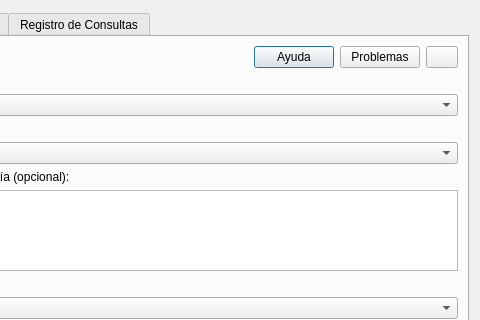
Old version of the form censo_argentino_qgis/dialog.ui in the repository nlebovits/censo-argentino-qgis; both pictures show x 120 to 600 and y 0 to 320 of the 600 by 850 pixel window.
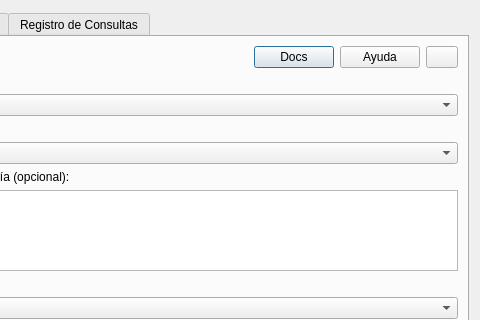
New version of the form.

Commit message:
Renombrar botones para mayor claridad: Docs, Ayuda, Bug
Los labels de los botones ahora reflejan mejor su función:
- "Ayuda" → "Docs" (documentación completa)
- "Problemas" → "Ayuda" (troubleshooting/solución de problemas)
- Ícono de bug sin texto (reportar bugs)

Esto hace más clara la jerarquía:
1. Docs = documentación general
2. Ayuda = solucionar problemas específicos
3. Bug = reportar nuevos problemas

```diff
--- a/censo_argentino_qgis/dialog.ui
+++ b/censo_argentino_qgis/dialog.ui
@@ -50,7 +50,7 @@
          <item>
           <widget class="QPushButton" name="btnDocs">
            <property name="text">
-            <string>Ayuda</string>
+            <string>Docs</string>
            </property>
            <property name="toolTip">
             <string>Abrir la documentación completa en el navegador</string>
@@ -60,7 +60,7 @@
          <item>
           <widget class="QPushButton" name="btnTroubleshooting">
            <property name="text">
-            <string>Problemas</string>
+            <string>Ayuda</string>
            </property>
            <property name="toolTip">
             <string>Ver soluciones a problemas comunes (dependencias, errores, etc.)</string>
```
